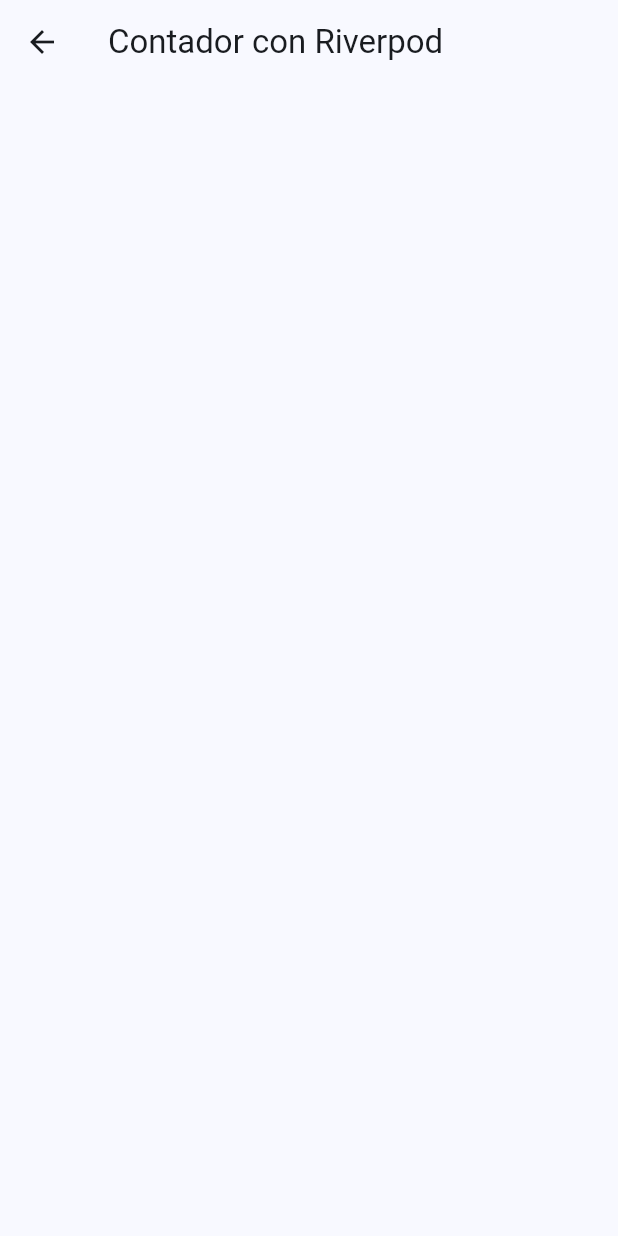
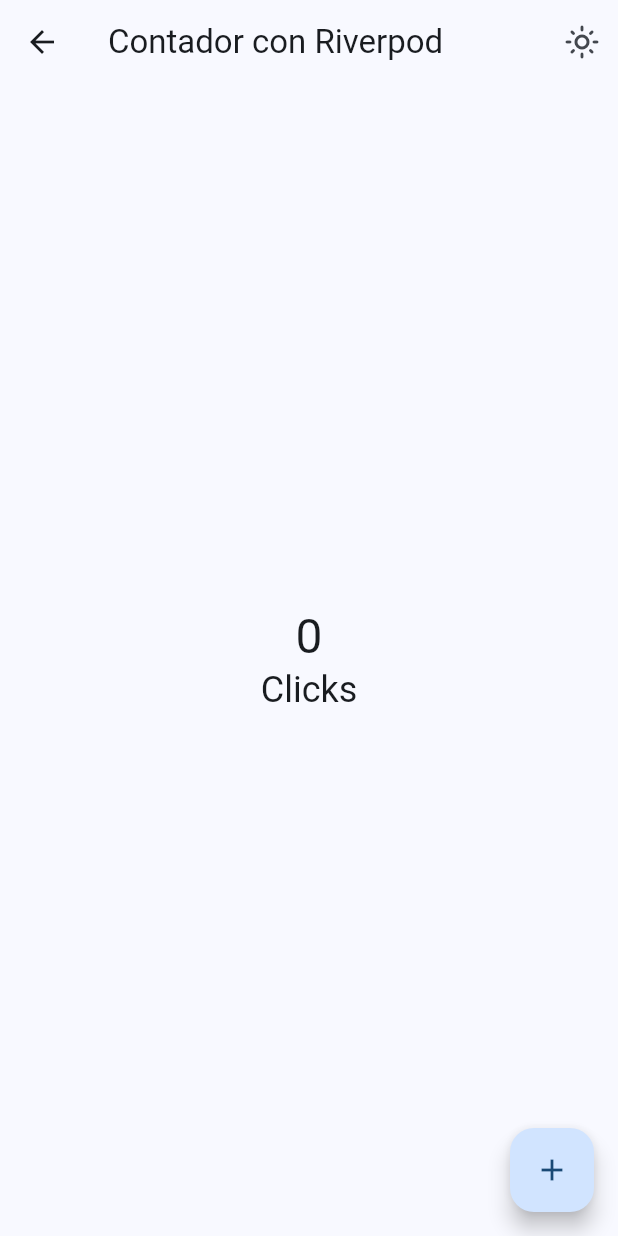
Before and after one commit to JuanCarlosTZ/widgets_app, a Flutter app: the screen it shows after launch, after a tap on "Contador con Riverpod", on a phone screen of 412 x 824 dp. Run offline on Flutter 3.47's test engine with Material 3 defaults, Android fonts, the phone set to English and light mode, and no system bars; our stand-ins replace animate_do, flutter_riverpod, go_router.

Commit message:
riverpod usado para gestionar contador de clicks

```diff
--- a/lib/main.dart
+++ b/lib/main.dart
@@ -1,4 +1,5 @@
 import 'package:flutter/material.dart';
+import 'package:flutter_riverpod/flutter_riverpod.dart' show ProviderScope;
 import 'package:provider/provider.dart';
 import 'package:widgets_app/config/router/app_router.dart';
 import 'package:widgets_app/config/theme/app_theme.dart';
@@ -7,7 +8,7 @@ import 'package:widgets_app/infraestructure/repositories/ui_controls_repository_
 import 'package:widgets_app/presentation/providers/ui_controls/ui_controls_provider.dart';
 
 void main() {
-  runApp(const MainApp());
+  runApp(const ProviderScope(child: MainApp()));
 }
 
 class MainApp extends StatelessWidget {
--- /dev/null
+++ b/lib/presentation/providers/counter/couter_provider.dart
@@ -0,0 +1,5 @@
+import 'package:flutter_riverpod/flutter_riverpod.dart';
+
+class CounterProvider {
+  static StateProvider<int> clickCounter = StateProvider<int>((ref) => 0);
+}
--- /dev/null
+++ b/lib/presentation/providers/counter/theme_counter_provider.dart
@@ -0,0 +1,5 @@
+import 'package:flutter_riverpod/flutter_riverpod.dart';
+
+class ThemeCounterProvider {
+  static StateProvider<bool> dartMode = StateProvider<bool>((ref) => false);
+}
--- a/lib/presentation/screens/counter/counter_screen.dart
+++ b/lib/presentation/screens/counter/counter_screen.dart
@@ -1,13 +1,51 @@
 import 'package:flutter/material.dart';
+import 'package:flutter_riverpod/flutter_riverpod.dart';
+import 'package:widgets_app/presentation/providers/counter/couter_provider.dart';
+import 'package:widgets_app/presentation/providers/counter/theme_counter_provider.dart';
 
-class CounterScreen extends StatelessWidget {
+class CounterScreen extends ConsumerWidget {
   static String name = 'counter_screen';
   const CounterScreen({super.key});
 
   @override
-  Widget build(BuildContext context) {
+  Widget build(BuildContext context, WidgetRef ref) {
+    final style = Theme.of(context).textTheme;
+    final clicksCounter = ref.watch(CounterProvider.clickCounter);
+    final header = clicksCounter == 1 ? 'Click' : 'Clicks';
+    final dartModeProvider = ref.read(ThemeCounterProvider.dartMode.notifier);
+    final dartMode = ref.watch(ThemeCounterProvider.dartMode);
+    final iconMode =
+        dartMode ? Icons.dark_mode_outlined : Icons.light_mode_outlined;
     return Scaffold(
-      appBar: AppBar(title: const Text('Contador con Riverpod')),
+      appBar: AppBar(
+        title: const Text('Contador con Riverpod'),
+        actions: [
+          IconButton(
+            onPressed: () {
+              dartModeProvider.update((state) => !state);
+            },
+            icon: Icon(iconMode),
+          )
+        ],
+      ),
+      body: Center(
+        child: Column(
+          mainAxisAlignment: MainAxisAlignment.center,
+          children: [
+            Text('$clicksCounter', style: style.headlineLarge),
+            Text(
+              header,
+              style: style.headlineSmall,
+            )
+          ],
+        ),
+      ),
+      floatingActionButton: FloatingActionButton(
+        onPressed: () {
+          ref.read(CounterProvider.clickCounter.notifier).state++;
+        },
+        child: const Icon(Icons.add),
+      ),
     );
   }
 }
--- a/lib/presentation/screens/ui_controls/ui_controls_screen.dart
+++ b/lib/presentation/screens/ui_controls/ui_controls_screen.dart
@@ -1,5 +1,7 @@
 import 'package:flutter/material.dart';
 import 'package:provider/provider.dart';
+import 'package:widgets_app/infraestructure/datasources/local_ui_controls_source_impl.dart';
+import 'package:widgets_app/infraestructure/repositories/ui_controls_repository_imp.dart';
 import 'package:widgets_app/presentation/providers/ui_controls/ui_controls_provider.dart';
 
 class UiControlsScreen extends StatelessWidget {
@@ -23,8 +25,16 @@ class _UiControlsView extends StatelessWidget {
   Widget build(BuildContext context) {
     final provider = context.watch<UiControlsProvider>();
     final transportation = provider.transportationSelected;
+    final datasource = LocalUiControlsSourceImpl();
+    final repository = UiControlsRepositoryImpl(datasource);
 
-    return ListView(
+    return MultiProvider(
+        providers: [
+          ChangeNotifierProvider(create: (_) {
+            return UiControlsProvider(repository);
+          })
+        ],
+        child: ListView(
           children: [
             SwitchListTile(
               title: const Text('Develop mode'),
@@ -67,6 +77,6 @@ class _UiControlsView extends StatelessWidget {
                   },
                 )),
           ],
-    );
+        ));
   }
 }
--- a/pubspec.yaml
+++ b/pubspec.yaml
@@ -10,8 +10,10 @@ dependencies:
   animate_do: ^3.3.4
   flutter:
     sdk: flutter
+  flutter_riverpod: ^2.5.1
   go_router: ^13.2.2
   provider: ^6.1.2
+  riverpod_annotation: ^2.3.5
 
 dev_dependencies:
   flutter_lints: ^3.0.0
@@ -23,3 +25,7 @@ flutter:
 
   assets:
     - assets/images/
+
+analyzer:
+  plugins:
+    - custom_lint
```
Also changed, not shown: pubspec.lock. Lines whose indentation alone changed are shown as unchanged.
